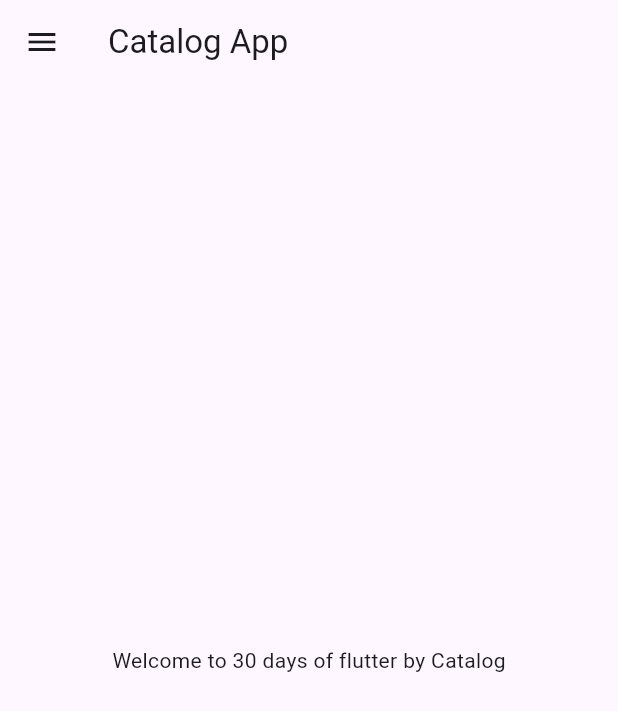
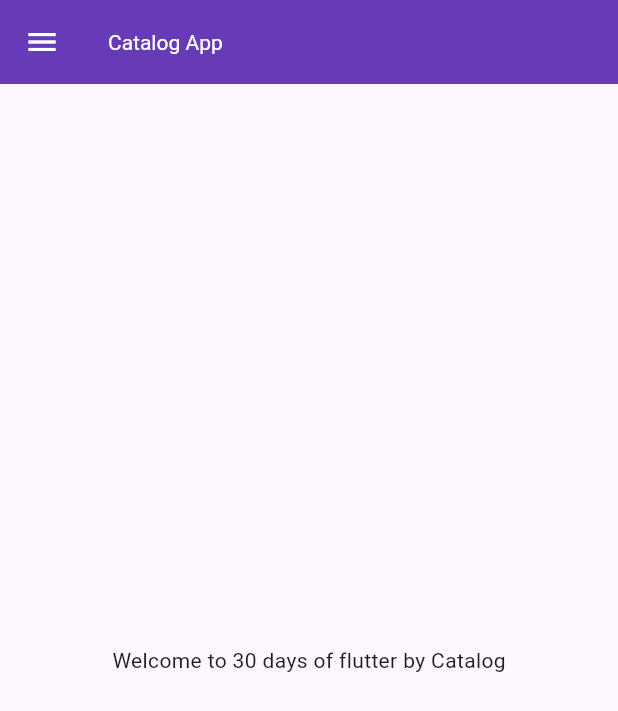
Before and after one commit to Mahajidalam/30DaysOfFlutter, a Flutter app: the screen it shows after launch, on a phone screen of 412 x 824 dp. Shown: the top 711 px of the screen. Run offline on Flutter 3.47's test engine with Material 3 defaults, Android fonts, the phone set to English and light mode, and no system bars.

Commit message:
day 3 completed.

```diff
--- a/lib/main.dart
+++ b/lib/main.dart
@@ -1,5 +1,6 @@
 import 'package:flutter/material.dart';
-import 'package:flutter_catalog/home_page.dart';
+import 'package:flutter_catalog/pages/home_page.dart';
+import 'package:flutter_catalog/pages/login_page.dart';
 
 void main() {
   runApp(MyApp());
@@ -11,7 +12,24 @@ class MyApp extends StatelessWidget {
   @override
   Widget build(BuildContext context) {
     return MaterialApp(
-      home: HomePage(),
+      // home: HomePage(),
+      themeMode: ThemeMode.light,
+      theme: ThemeData(
+        // colorScheme: ColorScheme.fromSeed(seedColor: Colors.deepPurple),
+        useMaterial3: true,
+        appBarTheme: AppBarTheme(
+          backgroundColor: Colors.deepPurple,
+          titleTextStyle: TextStyle(color: Colors.white),
+          iconTheme: IconThemeData(color: Colors.white),
+        ),
+      ),
+      darkTheme: ThemeData(brightness: Brightness.dark),
+      initialRoute: "/home",
+      routes: {
+        "/": (context) => LoginPage(),
+        "/home": (context) => HomePage(),
+        "/login": (context) => LoginPage(),
+      },
     );
   }
 }
```
Also changed, not shown: lib/pages/login_page.dart (added, +19 -0 lines), lib/pages/home_page.dart (renamed from lib/home_page.dart).
